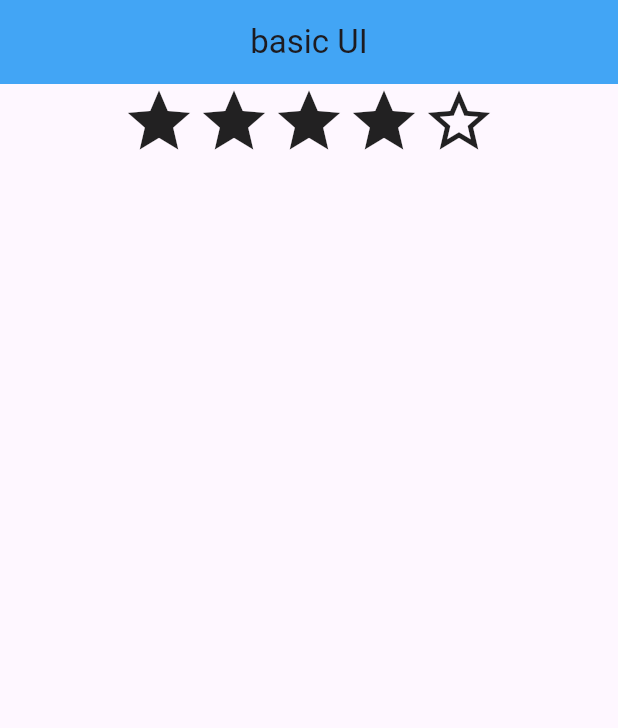
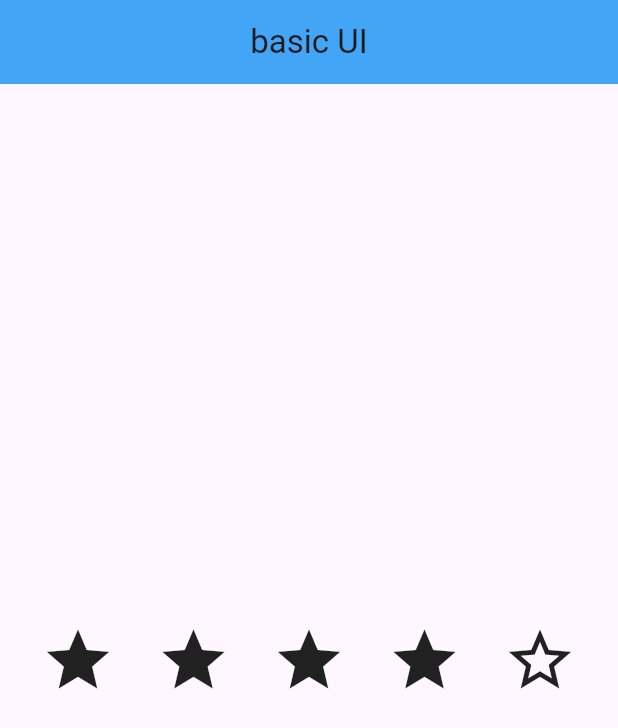
Before and after one commit to smjoy222/flutter_application_1, a Flutter app: the screen it shows after launch, on a phone screen of 412 x 824 dp. Shown: the top 728 px of the screen. Run offline on Flutter 3.47's test engine with Material 3 defaults, Android fonts, the phone set to English and light mode, and no system bars.

Commit message:
Alignment

```diff
--- a/lib/main.dart
+++ b/lib/main.dart
@@ -18,8 +18,11 @@ class Lab5 extends StatelessWidget {
             backgroundColor: Colors.blue[400],
             centerTitle: true,
           ),
-          body: Row(
-            mainAxisAlignment: MainAxisAlignment.center,
+          body: Container(
+            height: double.infinity,
+            child: Row(
+              mainAxisAlignment: MainAxisAlignment.spaceEvenly,
+              crossAxisAlignment: CrossAxisAlignment.center,
               children: [
                 Icon(
                   Icons.star,
@@ -41,8 +44,8 @@ class Lab5 extends StatelessWidget {
                   Icons.star_outline,
                   size: 50,
                 ),
-
               ],
+            ),
           ),
         ));
   }
```
Lines whose indentation alone changed are shown as unchanged.
